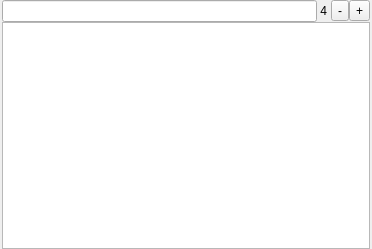
This is Qt/qt4_sample_requester_widget.ui in kmatheussen/radium as Qt 5 draws it before an edit. The edited form follows.
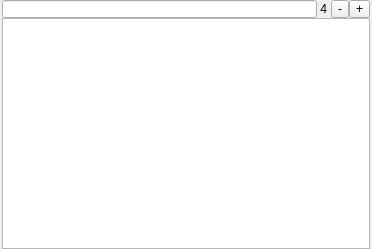
This is the edited form.

Commit message: qt widget tweaks

```diff
--- a/Qt/qt4_sample_requester_widget.ui
+++ b/Qt/qt4_sample_requester_widget.ui
@@ -43,6 +43,12 @@
        <verstretch>0</verstretch>
       </sizepolicy>
      </property>
+     <property name="maximumSize">
+      <size>
+       <width>16777215</width>
+       <height>18</height>
+      </size>
+     </property>
      <layout class="QHBoxLayout" name="horizontalLayout">
       <property name="spacing">
        <number>0</number>
@@ -58,6 +64,12 @@
           <verstretch>0</verstretch>
          </sizepolicy>
         </property>
+        <property name="maximumSize">
+         <size>
+          <width>16777215</width>
+          <height>16777215</height>
+         </size>
+        </property>
        </widget>
       </item>
       <item>
```
The commit also changes 7 other files.
